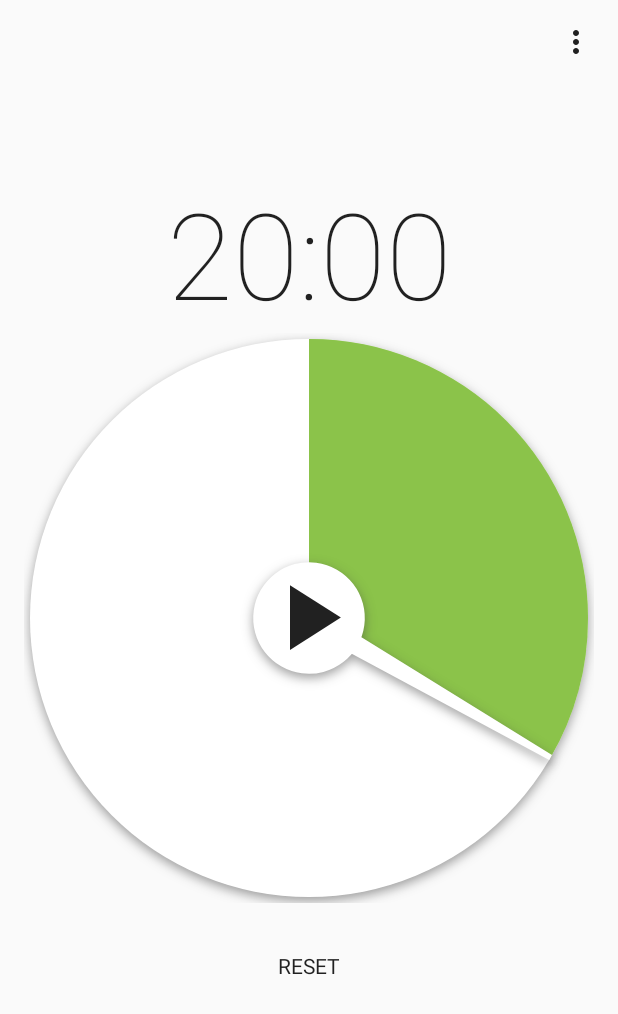
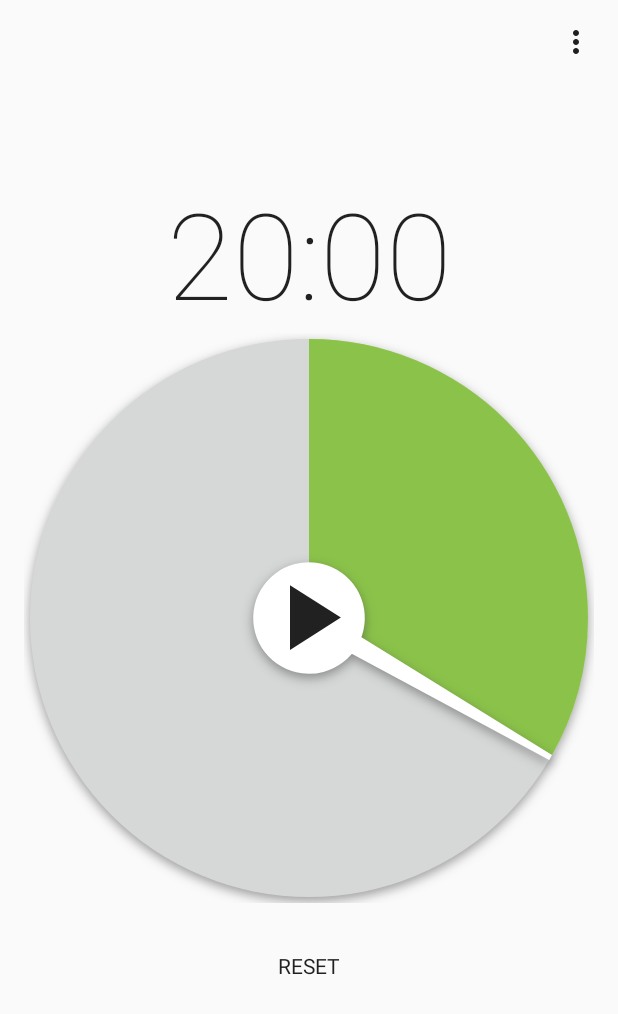
Before and after one commit to joehalliwell/meditation-time, an Android app: the screen it shows after launch (MainActivity), on a phone screen of 412 x 824 dp. Shown: the top 1014 px of the screen. Run offline under Robolectric (Android 15) with nearby library versions, the phone set to English and light mode, and no system bars.

Commit message:
Darken dial

```diff
--- a/app/src/main/res/values/styles.xml
+++ b/app/src/main/res/values/styles.xml
@@ -12,7 +12,7 @@
     <style name="Base" parent="Theme.AppCompat.DayNight.NoActionBar">
         <item name="colorAccent">@color/material_deep_teal_500</item>
         <item name="colorForeground">?android:attr/textColorPrimary</item>
-        <item name="colorClockface">?android:attr/colorBackgroundFloating</item>
+        <item name="colorClockface">?android:attr/colorButtonNormal</item>
 
         <item name="colorHub">?android:attr/colorBackgroundFloating</item>
         <item name="colorHubOverlay">?android:attr/textColorPrimary</item>
```
